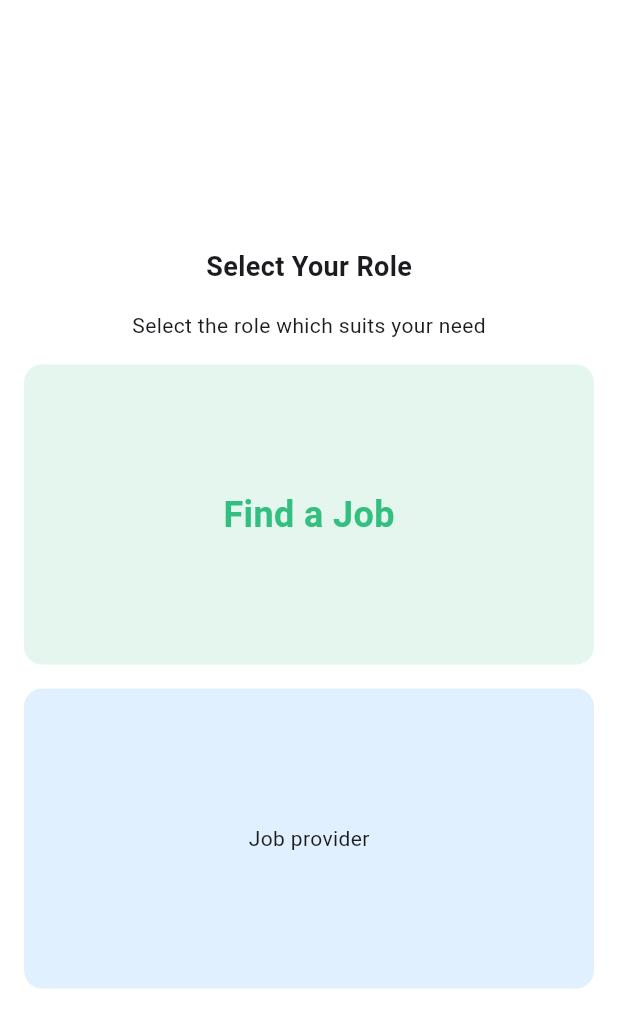
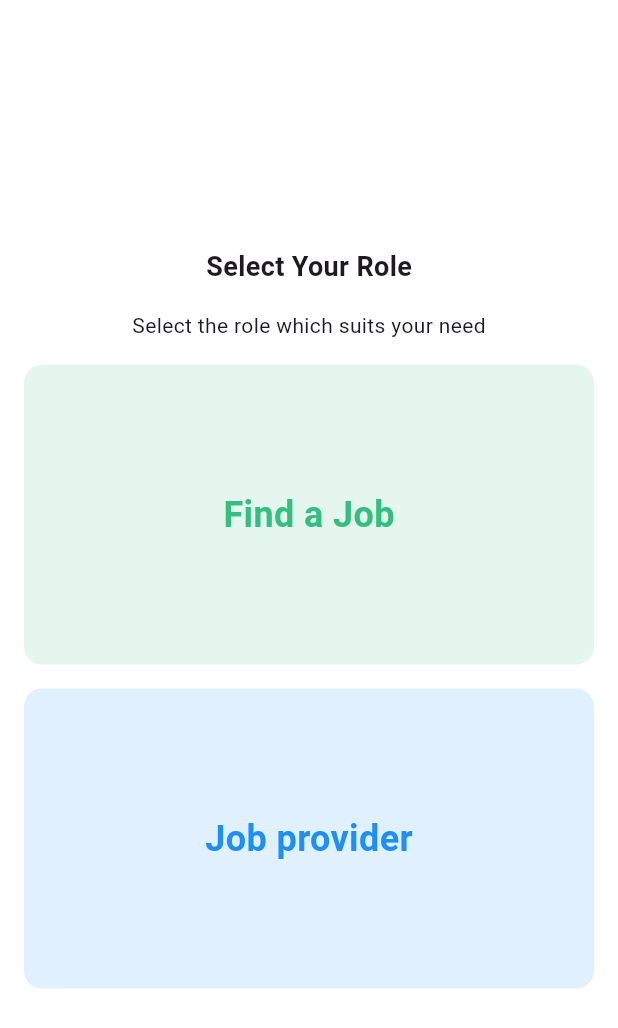
Before and after one commit to JAICHANGPARK/flutter_notebook_chapter_42, a Flutter app: the HrSelectScreen screen opened directly, on a phone screen of 412 x 824 dp. Shown: the top 1028 px of the screen. Run offline on Flutter 3.47's test engine with Material 3 defaults, Android fonts, the phone set to English and light mode, and no system bars; our stand-ins replace date_picker_timeline, gap, hugeicons.

Commit message:
Update hr_select_screen.dart

```diff
--- a/lib/ep2124_hr_app/views/hr_select_screen.dart
+++ b/lib/ep2124_hr_app/views/hr_select_screen.dart
@@ -55,7 +55,12 @@ class _HrSelectScreenState extends State<HrSelectScreen> {
                     borderRadius: BorderRadius.circular(12),
                   ),
                   child: Center(
-                    child: Text("Job provider"),
+                    child: Text("Job provider",
+                      style: TextStyle(
+                        color: Color(0xff1d8ff8),
+                        fontSize: 24,
+                        fontWeight: FontWeight.bold,
+                      ),),
                   ),
                 )
               ],
```
